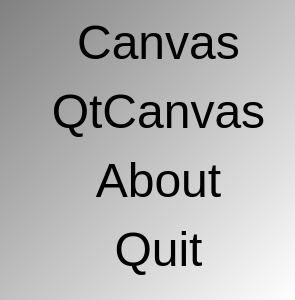
This is Tools/ToolTestImageCanvas/qttestimagecanvasmenudialog.ui in richelbilderbeek/ProjectRichelBilderbeek as Qt 5 draws it before an edit. The edited form follows.
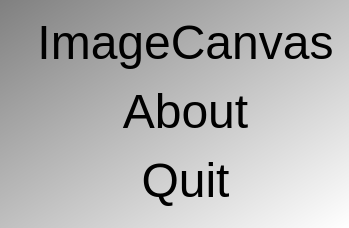
This is the edited form. Icons and pictures are not drawn.

What changed in the file:
```diff
--- a/Tools/ToolTestImageCanvas/qttestimagecanvasmenudialog.ui
+++ b/Tools/ToolTestImageCanvas/qttestimagecanvasmenudialog.ui
@@ -6,8 +6,8 @@
    <rect>
     <x>0</x>
     <y>0</y>
-    <width>295</width>
-    <height>300</height>
+    <width>321</width>
+    <height>228</height>
    </rect>
   </property>
   <property name="font">
@@ -24,6 +24,9 @@
 QPushButton { font: 48px  }</string>
   </property>
   <layout class="QFormLayout" name="formLayout">
+   <property name="fieldGrowthPolicy">
+    <enum>QFormLayout::AllNonFixedFieldsGrow</enum>
+   </property>
    <item row="0" column="0">
     <widget class="QLabel" name="label">
      <property name="maximumSize">
@@ -46,7 +49,7 @@
    <item row="0" column="1">
     <widget class="QPushButton" name="button_start_canvas">
      <property name="text">
-      <string>Canvas</string>
+      <string>ImageCanvas</string>
      </property>
      <property name="flat">
       <bool>true</bool>
@@ -54,16 +57,6 @@
     </widget>
    </item>
    <item row="1" column="1">
-    <widget class="QPushButton" name="button_start_qtcanvas">
-     <property name="text">
-      <string>QtCanvas</string>
-     </property>
-     <property name="flat">
-      <bool>true</bool>
-     </property>
-    </widget>
-   </item>
-   <item row="2" column="1">
     <widget class="QPushButton" name="button_about">
      <property name="text">
       <string>About</string>
@@ -73,7 +66,7 @@
      </property>
     </widget>
    </item>
-   <item row="3" column="1">
+   <item row="2" column="1">
     <widget class="QPushButton" name="button_quit">
      <property name="text">
       <string>Quit</string>
```
